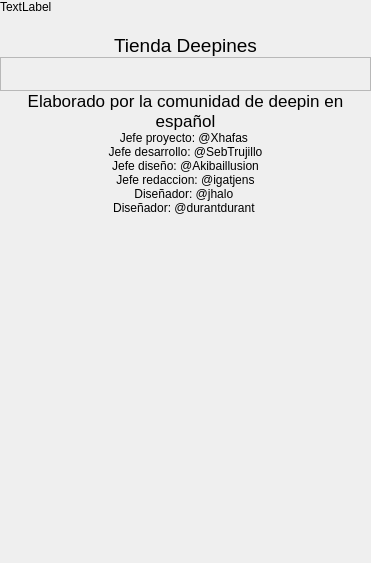
This is guis/about.ui in deepin-espanol/deepines-store as Qt 5 draws it before an edit. The edited form follows.
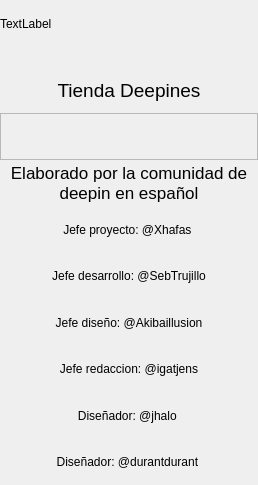
This is the edited form. Icons and pictures are not drawn.

Commit message: Changes in about us

```diff
--- a/guis/about.ui
+++ b/guis/about.ui
@@ -6,8 +6,8 @@
    <rect>
     <x>0</x>
     <y>0</y>
-    <width>371</width>
-    <height>563</height>
+    <width>258</width>
+    <height>485</height>
    </rect>
   </property>
   <property name="windowTitle">
@@ -98,6 +98,21 @@
          <enum>QFrame::Raised</enum>
         </property>
         <layout class="QHBoxLayout" name="horizontalLayout">
+         <property name="spacing">
+          <number>0</number>
+         </property>
+         <property name="leftMargin">
+          <number>0</number>
+         </property>
+         <property name="topMargin">
+          <number>0</number>
+         </property>
+         <property name="rightMargin">
+          <number>0</number>
+         </property>
+         <property name="bottomMargin">
+          <number>0</number>
+         </property>
          <item>
           <widget class="QLabel" name="label">
            <property name="sizePolicy">
@@ -124,6 +139,12 @@
            <property name="pixmap">
             <pixmap>../deepinesStore/resources/deepines.svg</pixmap>
            </property>
+           <property name="scaledContents">
+            <bool>true</bool>
+           </property>
+           <property name="alignment">
+            <set>Qt::AlignCenter</set>
+           </property>
           </widget>
          </item>
         </layout>
@@ -207,22 +228,6 @@
         </property>
        </widget>
       </item>
-      <item>
-       <spacer name="verticalSpacer_2">
-        <property name="orientation">
-         <enum>Qt::Vertical</enum>
-        </property>
-        <property name="sizeType">
-         <enum>QSizePolicy::Expanding</enum>
-        </property>
-        <property name="sizeHint" stdset="0">
-         <size>
-          <width>20</width>
-          <height>56</height>
-         </size>
-        </property>
-       </spacer>
-      </item>
      </layout>
     </widget>
    </item>
```
The commit also changes 6 other files.
